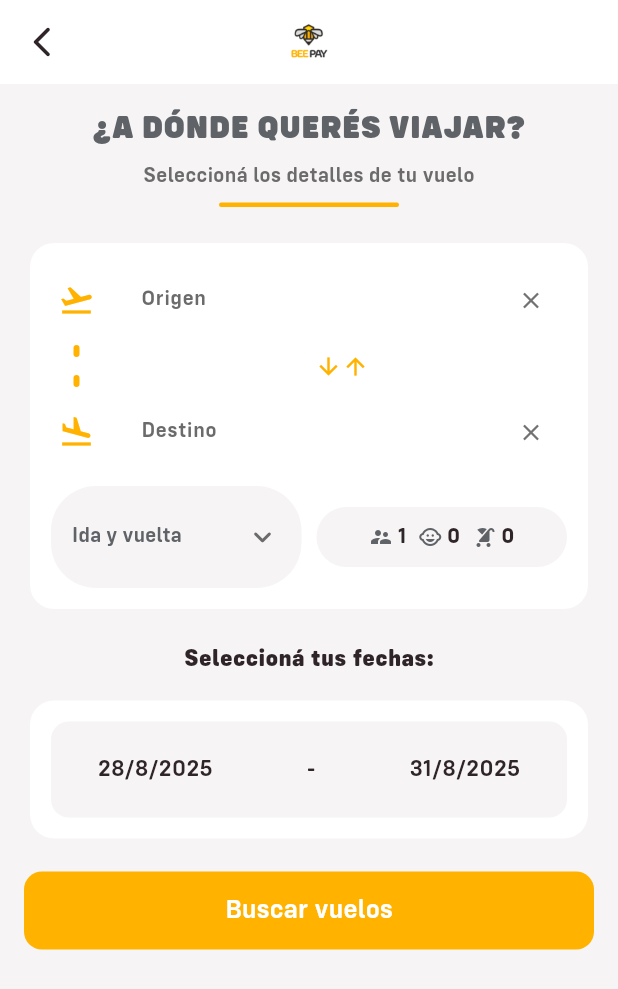
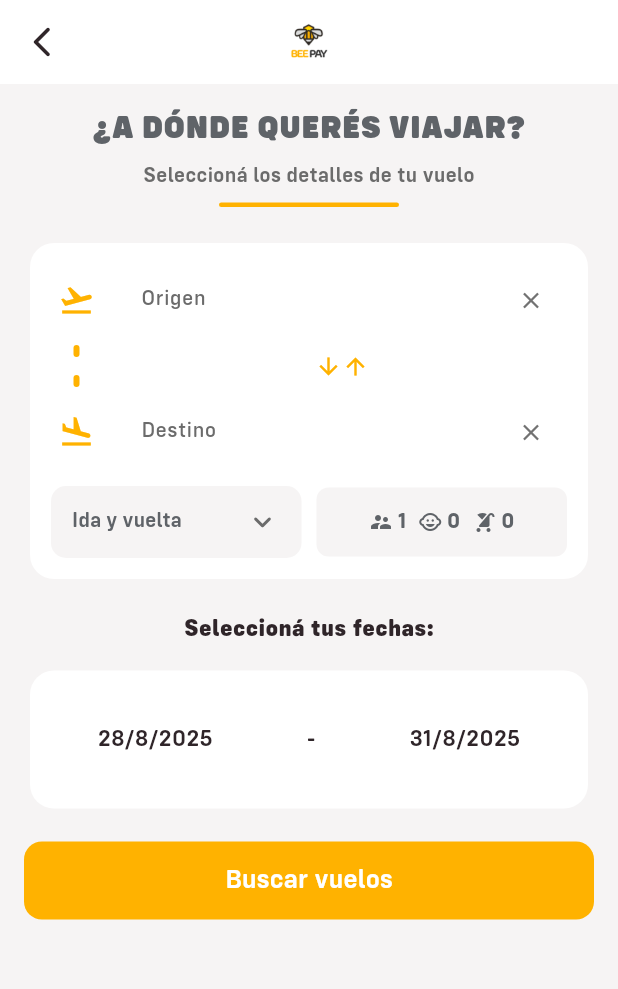
Before and after one commit to francescaac190/beepay-clean, a Flutter app: the TravelRoute screen opened by its route, on a phone screen of 412 x 824 dp. Shown: the top 989 px of the screen. Run offline on Flutter 3.47's test engine with Material 3 defaults, Android fonts, the phone set to English and light mode, and no system bars; our stand-ins replace animated_splash_screen, country_code_picker, device_info_plus, dio, flutter_bloc, flutter_countdown_timer and 7 more; missing offline and left inert: flutter_pdfview, phone_numbers_parser; accounts and stored records are empty; network calls fail.

Commit message:
buen dia mergeando

```diff
--- /dev/null
+++ b/devtools_options.yaml
@@ -0,0 +1,3 @@
+description: This file stores settings for Dart & Flutter DevTools.
+documentation: https://docs.flutter.dev/tools/devtools/extensions#configure-extension-enablement-states
+extensions:
--- a/lib/features/home/presentation/screens/home_screen.dart
+++ b/lib/features/home/presentation/screens/home_screen.dart
@@ -13,7 +13,9 @@ class HomeScreen extends StatelessWidget {
 
   @override
   Widget build(BuildContext context) {
-    return RefreshIndicator(
+    return Scaffold(
+      backgroundColor: background2,
+      body: RefreshIndicator(
         onRefresh: () async {
           context.read<PerfilBloc>().add(GetPerfilEvent()); // recarga perfil
           await Future.delayed(const Duration(milliseconds: 250));
@@ -53,6 +55,7 @@ class HomeScreen extends StatelessWidget {
             ],
           ),
         ),
+      ),
     );
   }
 }
--- a/lib/features/travel/presentation/screens/travel_screen.dart
+++ b/lib/features/travel/presentation/screens/travel_screen.dart
@@ -105,8 +105,9 @@ class _TravelScreenState extends State<TravelScreen>
             _originCtrl.text = s.origin?.concatenacion ?? '';
             _destCtrl.text = s.destination?.concatenacion ?? '';
             if (s.error != null) {
-              ScaffoldMessenger.of(context)
-                  .showSnackBar(SnackBar(content: Text(s.error!)));
+              Mensaje(context, s.error!);
+              // ScaffoldMessenger.of(context)
+              //     .showSnackBar(SnackBar(content: Text(s.error!)));
             }
           },
           builder: (context, s) {
@@ -387,10 +388,11 @@ class _TravelScreenState extends State<TravelScreen>
 
                       // Origen/Destino obligatorios
                       if (s.origin == null || s.destination == null) {
-                        ScaffoldMessenger.of(context).showSnackBar(
-                          const SnackBar(
-                              content: Text('Seleccioná origen y destino')),
-                        );
+                        MensajeError(context, 'Seleccioná origen y destino');
+                        // ScaffoldMessenger.of(context).showSnackBar(
+                        //   const SnackBar(
+                        //       content: Text('Seleccioná origen y destino')),
+                        // );
                         return;
                       }
 
@@ -497,10 +499,10 @@ class _TripTypeDropdown extends StatelessWidget {
   @override
   Widget build(BuildContext context) {
     return Container(
-      padding: const EdgeInsets.symmetric(horizontal: 14, vertical: 10),
+      padding: const EdgeInsets.symmetric(horizontal: 14, vertical: 0),
       decoration: BoxDecoration(
         color: background2,
-        borderRadius: BorderRadius.circular(30),
+        borderRadius: BorderRadius.circular(10),
       ),
       child: DropdownButton<String>(
         value: value,
@@ -537,7 +539,6 @@ class _OneDate extends StatelessWidget {
         height: 64,
         alignment: Alignment.center,
         decoration: BoxDecoration(
-          color: background2,
           borderRadius: BorderRadius.circular(12),
         ),
         child: Text(label, style: semibold(blackBeePay, 15)),
@@ -567,7 +568,6 @@ class _RangeDate extends StatelessWidget {
         height: 64,
         alignment: Alignment.center,
         decoration: BoxDecoration(
-          color: background2,
           borderRadius: BorderRadius.circular(12),
         ),
         child: Row(
@@ -641,7 +641,7 @@ class _AirportAutocomplete extends StatelessWidget {
             },
             decoration: InputDecoration(
               hintText: label,
-              hintStyle: semibold(gris6, 14),
+              hintStyle: medium(gris6, 14),
               filled: false,
               border: OutlineInputBorder(
                 borderRadius: BorderRadius.circular(12),
@@ -658,7 +658,7 @@ class _AirportAutocomplete extends StatelessWidget {
                 },
               ),
             ),
-            style: semibold(blackBeePay, 15),
+            style: medium(blackBeePay, 15),
           ),
         );
       },
@@ -685,7 +685,7 @@ class _AirportAutocomplete extends StatelessWidget {
                     leading: const Icon(Icons.flight, color: blackBeePay),
                     title: Text(
                       '${ap.iata.toUpperCase()}, ${ap.name}',
-                      style: extraBold(blackBeePay, 14),
+                      style: medium(blackBeePay, 14),
                       maxLines: 1,
                       overflow: TextOverflow.ellipsis,
                     ),
--- a/lib/features/travel/presentation/widgets/passengers_bottom_sheet.dart
+++ b/lib/features/travel/presentation/widgets/passengers_bottom_sheet.dart
@@ -18,12 +18,11 @@ class PassengersButton extends StatelessWidget {
   Widget build(BuildContext context) {
     return InkWell(
       onTap: () => _open(context),
-      borderRadius: BorderRadius.circular(28),
       child: Container(
-        padding: const EdgeInsets.symmetric(horizontal: 12, vertical: 10),
+        padding: const EdgeInsets.symmetric(horizontal: 12, vertical: 13),
         decoration: BoxDecoration(
           color: background2,
-          borderRadius: BorderRadius.circular(28),
+          borderRadius: BorderRadius.circular(8),
         ),
         child: Row(
           mainAxisAlignment: MainAxisAlignment.center,
@@ -40,10 +39,11 @@ class PassengersButton extends StatelessWidget {
   }
 
   Widget _chip(IconData icon, int v) => Row(
+        crossAxisAlignment: CrossAxisAlignment.center,
         children: [
           Icon(icon, size: 16, color: gris7),
           const SizedBox(width: 3),
-          Text('$v', style: bold(blackBeePay, 14)),
+          Text('$v', style: bold(gris7, 14)),
         ],
       );
 
@@ -102,7 +102,6 @@ class PassengersButton extends StatelessWidget {
                         style: regular(gris6, 13)),
                   ),
                   const SizedBox(height: 16),
-
                   _rowStepper(
                     label: 'Adultos',
                     icon: Icons.supervisor_account,
@@ -130,7 +129,6 @@ class PassengersButton extends StatelessWidget {
                     onDec: decB,
                     onInc: incB,
                   ),
-
                   const SizedBox(height: 14),
                   SizedBox(
                     width: double.infinity,
--- a/pubspec.yaml
+++ b/pubspec.yaml
@@ -30,7 +30,7 @@ dependencies:
   url_launcher: ^6.3.0
   fluttertoast: ^8.2.5
   http: ^1.5.0
-  intl_phone_number_input: ^0.7.4
+  phone_numbers_parser: ^9.0.11
 
 dev_dependencies:
   flutter_test:
```
Also changed, not shown: lib/features/home/presentation/screens/home_main.dart (+51 -19 lines), lib/features/resultados/presentation/screens/resultados_screen.dart (+39 -18 lines), lib/features/travel/data/datasources/travel_remote_datasource.dart (+36 -14 lines), lib/features/travel/presentation/screens/info_reserva.dart (+97 -61 lines), lib/main.dart (+6 -7 lines), pubspec.lock, 4 other files. Lines whose indentation alone changed are shown as unchanged.
